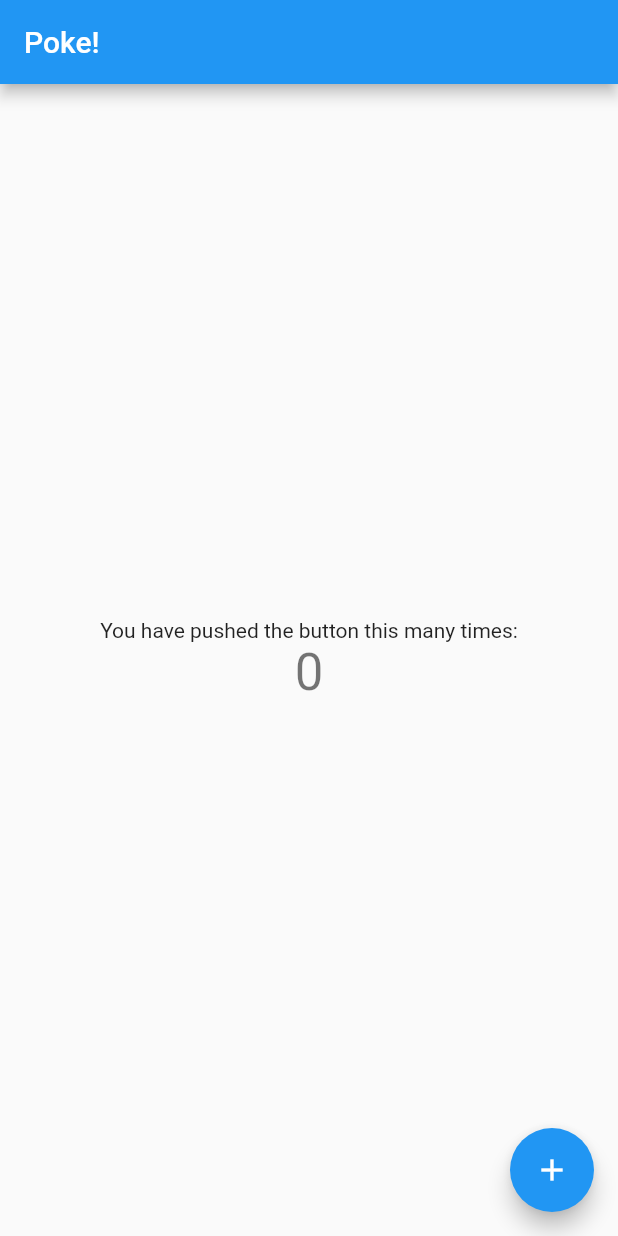
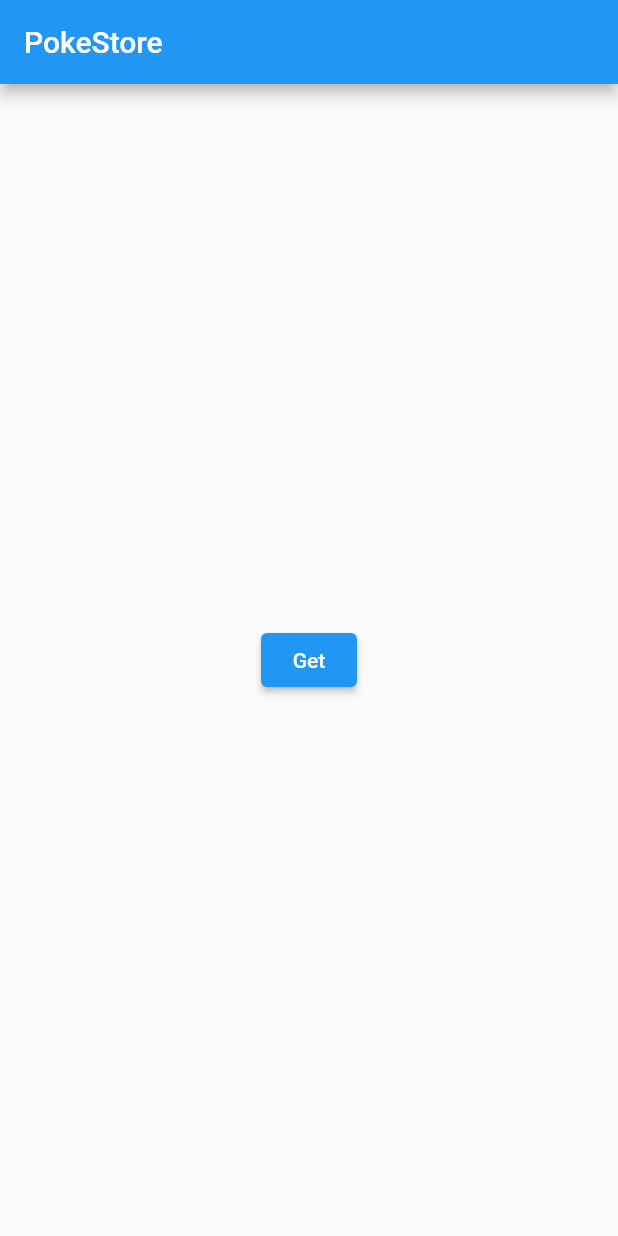
Before and after one commit to pabushabi/PokeStore, a Flutter app: the screen it shows after launch, on a phone screen of 412 x 824 dp. Run offline on Flutter 3.47's test engine with Material 2 defaults, Android fonts, the phone set to English and light mode, and no system bars; our stand-ins replace bloc, cached_network_image, flutter_bloc.

Commit message:
implemented BLoC & basic UI design

```diff
--- /dev/null
+++ b/lib/bloc/pokemon_event.dart
@@ -0,0 +1,13 @@
+part of 'pokemon_bloc.dart';
+
+@immutable
+abstract class PokemonEvent {
+  const PokemonEvent();
+}
+
+class PokemonRequested extends PokemonEvent {
+  const PokemonRequested();
+
+  @override
+  List<Object> get props => [];
+}
--- /dev/null
+++ b/lib/bloc/pokemon_state.dart
@@ -0,0 +1,21 @@
+part of 'pokemon_bloc.dart';
+
+@immutable
+abstract class PokemonState {
+  const PokemonState();
+
+  @override
+  List<Object> get props => [];
+}
+
+class InitialPokemon extends PokemonState {}
+class LoadInProgressPokemon extends PokemonState {}
+class LoadSuccessPokemon extends PokemonState {
+  final List<Pokemon> pokemons;
+
+  LoadSuccessPokemon({required this.pokemons});
+
+  @override
+  List<Object> get props => [pokemons];
+}
+class LoadFailurePokemon extends PokemonState {}
--- a/lib/main.dart
+++ b/lib/main.dart
@@ -1,64 +1,99 @@
+import 'package:flutter/cupertino.dart';
 import 'package:flutter/material.dart';
+import 'package:flutter_bloc/flutter_bloc.dart';
+import 'observer.dart';
+import 'repos/repos.dart';
+import 'bloc/pokemon_bloc.dart';
+import 'package:http/http.dart' as http;
+import 'package:cached_network_image/cached_network_image.dart';
 
 void main() {
-  runApp(MyApp());
+  Bloc.observer = Observer();
+
+  final PokeRepo pokeRepo =
+      PokeRepo(apiClient: ApiClient(httpClient: http.Client()));
+
+  runApp(App(pokeRepo: pokeRepo));
 }
 
-class MyApp extends StatelessWidget {
-  // This widget is the root of your application.
+class App extends StatelessWidget {
+  final PokeRepo pokeRepo;
+
+  App({required this.pokeRepo});
+
   @override
   Widget build(BuildContext context) {
     return MaterialApp(
-      title: 'Flutter Demo',
+      title: 'PokeStore',
       theme: ThemeData(
-
         primarySwatch: Colors.blue,
       ),
-      home: MyHomePage(),
+      home: BlocProvider(
+        create: (context) => PokemonBloc(repo: pokeRepo),
+        child: PokeStore(),
+      ),
     );
   }
 }
 
-class MyHomePage extends StatefulWidget {
-  MyHomePage();
-
-  @override
-  _MyHomePageState createState() => _MyHomePageState();
-}
-
-class _MyHomePageState extends State<MyHomePage> {
-  int _counter = 0;
-
-  void _incrementCounter() {
-    setState(() {
-      _counter++;
-    });
-  }
-
+class PokeStore extends StatelessWidget {
   @override
   Widget build(BuildContext context) {
+    // TODO: implement build
     return Scaffold(
       appBar: AppBar(
-        title: Text("Poke!"),
+        title: Text("PokeStore"),
+        // actions: [],
       ),
       body: Center(
-        child: Column(
-          mainAxisAlignment: MainAxisAlignment.center,
-          children: <Widget>[
-            Text(
-              'You have pushed the button this many times:',
-            ),
-            Text(
-              '$_counter',
-              style: Theme.of(context).textTheme.headline4,
-            ),
-          ],
+        child: BlocBuilder<PokemonBloc, PokemonState>(
+          builder: (context, state) {
+            if (state is InitialPokemon)
+              return Center(
+                  child: ElevatedButton(
+                child: Text("Get"),
+                onPressed: () {
+                  BlocProvider.of<PokemonBloc>(context).add(PokemonRequested());
+                },
+              ));
+            if (state is LoadInProgressPokemon)
+              return Center(child: CircularProgressIndicator());
+            if (state is LoadSuccessPokemon) {
+              final pokemons = state.pokemons;
+              print(pokemons.length);
+              return ListView.builder(
+                padding: EdgeInsets.all(10),
+                itemCount: pokemons.length,
+                itemBuilder: (context, index) {
+                  return Card(
+                    elevation: 2,
+                    child: Column(
+                      children: [
+                        ListTile(
+                          leading: Image(
+                            height: 50,
+                            width: 50,
+                            image: CachedNetworkImageProvider('${pokemons[index].set.images["symbol"]}'),
+                          ),
+                          trailing: IconButton(
+                            iconSize: 28,
+                            icon: Icon(Icons.star_border_outlined),
+                            onPressed: (){},
+                          ),
+                          title: Text(pokemons[index].name),
+                          subtitle: Text(
+                              "${pokemons[index].supertype} - ${pokemons[index].subtypes} (${pokemons[index].rarity})"),
+                        ),
+                      ],
+                    ),
+                  );
+                },
+              );
+              // return Text("pokemons loaded. watch print");
+            }
+            return Text("Something went wrong");
+          },
         ),
-      ),
-      floatingActionButton: FloatingActionButton(
-        onPressed: _incrementCounter,
-        tooltip: 'Increment',
-        child: Icon(Icons.add),
       ),
     );
   }
--- a/lib/models/attack.dart
+++ b/lib/models/attack.dart
@@ -1,12 +1,11 @@
 import 'package:json_annotation/json_annotation.dart';
-import 'package:json_serializable/builder.dart';
 
 part "attack.g.dart";
 
 @JsonSerializable()
 class Attack {
   final String name;
-  final String damage;
+  final String? damage;
   final String text;
 
   Attack({
--- /dev/null
+++ b/lib/models/models.dart
@@ -0,0 +1,3 @@
+export 'pokemon.dart';
+export 'attack.dart';
+export 'set.dart';
--- a/lib/models/pokemon.dart
+++ b/lib/models/pokemon.dart
@@ -1,25 +1,27 @@
-import 'package:flutter/services.dart';
 import 'package:json_annotation/json_annotation.dart';
 import 'package:pokestore/models/attack.dart';
+import 'package:pokestore/models/models.dart';
 
 part 'pokemon.g.dart';
 
 @JsonSerializable()
 class Pokemon {
   final String name;
-  final String rarity;
-  final String type;
+  final String? rarity;
+  final String supertype;
   final List<String> subtypes;
-  final int hp;
-  final List<Attack> attacks;
+  final String hp;
+  final List<Attack>? attacks;
+  final Set set;
 
   Pokemon({
     required this.name,
     required this.rarity,
-    required this.type,
+    required this.supertype,
     required this.subtypes,
     required this.hp,
     required this.attacks,
+    required this.set,
   });
 
   factory Pokemon.fromJson(Map<String, dynamic> json) =>
--- /dev/null
+++ b/lib/repos/pokeRepo.dart
@@ -0,0 +1,12 @@
+import '/models/models.dart';
+import 'apiClient.dart';
+
+class PokeRepo {
+  final ApiClient apiClient;
+
+  PokeRepo({required this.apiClient});
+
+  Future<List<Pokemon>> getPokes() async {
+    return apiClient.getCards();
+  }
+}
--- /dev/null
+++ b/lib/repos/repos.dart
@@ -0,0 +1,2 @@
+export 'apiClient.dart';
+export 'pokeRepo.dart';
--- a/pubspec.yaml
+++ b/pubspec.yaml
@@ -15,6 +15,7 @@ dependencies:
   http: 0.13.3
   json_serializable: ^4.1.2
   json_annotation: 4.0.1
+  cached_network_image: 3.0.0
 
   cupertino_icons: ^1.0.3
 
```
Also changed, not shown: lib/bloc/pokemon_bloc.dart (added, +29 -0 lines), lib/models/set.dart (added, +13 -0 lines), lib/observer.dart (added, +24 -0 lines), lib/repos/apiClient.dart (+10 -3 lines), lib/models/attack.g.dart, lib/models/pokemon.g.dart, lib/models/set.g.dart (added), pubspec.lock, 1 other file.
